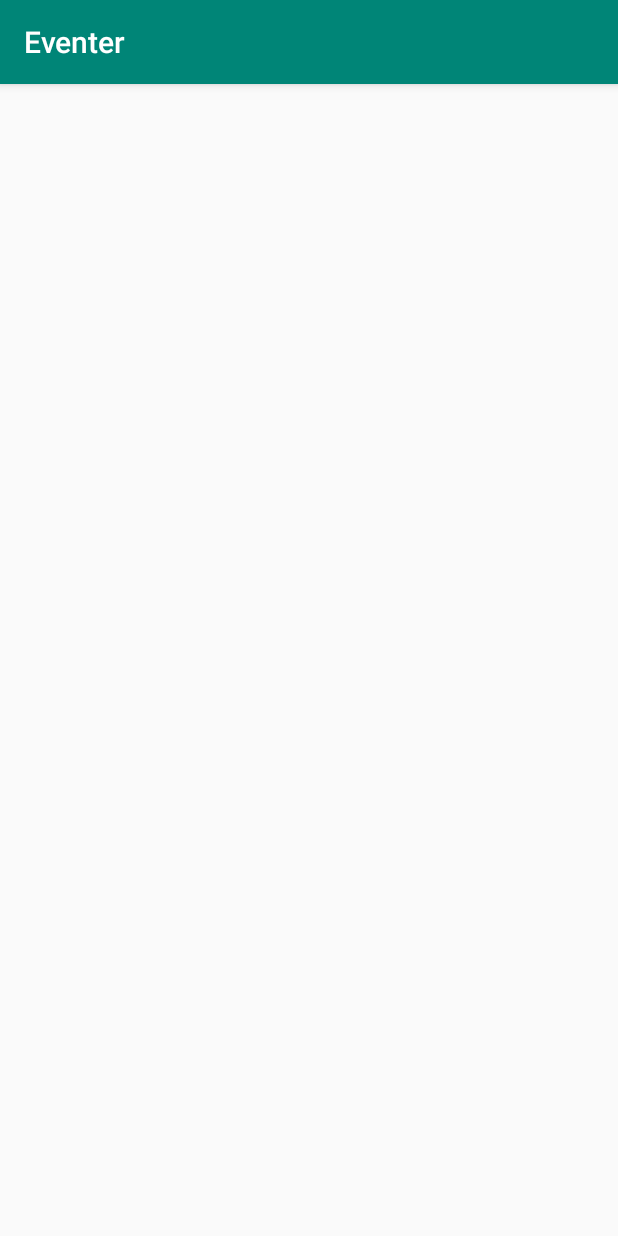
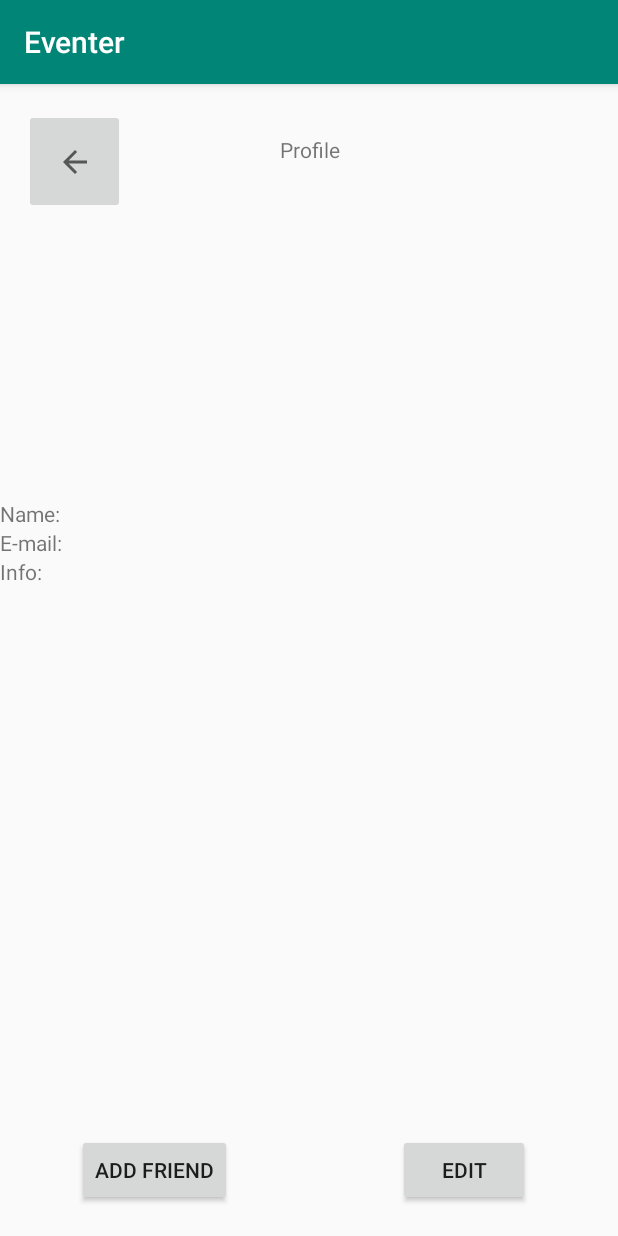
Before and after one commit to sver18ed/Eventer, an Android app: the ViewProfile screen opened directly, with no data from a screen before it, on a phone screen of 412 x 824 dp. Run offline under Robolectric (Android 15) with nearby library versions, the phone set to English and light mode, and no system bars.

Commit message:
Created profile layout & started with view friends activity

```diff
--- a/app/src/main/AndroidManifest.xml
+++ b/app/src/main/AndroidManifest.xml
@@ -9,7 +9,8 @@
         android:roundIcon="@mipmap/ic_launcher_round"
         android:supportsRtl="true"
         android:theme="@style/AppTheme">
-        <activity android:name=".CreateAccount"></activity>
+        <activity android:name=".ViewFriendsListActivity"></activity>
+        <activity android:name=".CreateAccount" />
         <activity android:name=".ViewProfile" />
         <activity android:name=".LoginActivity" />
         <activity android:name=".ViewEventActivity" />
--- /dev/null
+++ b/app/src/main/java/com/example/eventer/ViewFriendsListActivity.kt
@@ -0,0 +1,12 @@
+package com.example.eventer
+
+import androidx.appcompat.app.AppCompatActivity
+import android.os.Bundle
+
+class ViewFriendsListActivity : AppCompatActivity() {
+
+    override fun onCreate(savedInstanceState: Bundle?) {
+        super.onCreate(savedInstanceState)
+        setContentView(R.layout.activity_view_friends_list)
+    }
+}
--- /dev/null
+++ b/app/src/main/res/layout/activity_view_friends_list.xml
@@ -0,0 +1,9 @@
+<?xml version="1.0" encoding="utf-8"?>
+<androidx.constraintlayout.widget.ConstraintLayout xmlns:android="http://schemas.android.com/apk/res/android"
+    xmlns:app="http://schemas.android.com/apk/res-auto"
+    xmlns:tools="http://schemas.android.com/tools"
+    android:layout_width="match_parent"
+    android:layout_height="match_parent"
+    tools:context=".ViewFriendsListActivity">
+
+</androidx.constraintlayout.widget.ConstraintLayout>
--- a/app/src/main/res/layout/activity_view_profile.xml
+++ b/app/src/main/res/layout/activity_view_profile.xml
@@ -6,4 +6,127 @@
     android:layout_height="match_parent"
     tools:context=".ViewProfile">
 
+    <ImageButton
+        android:id="@+id/return_button"
+        android:layout_width="67dp"
+        android:layout_height="70dp"
+        android:contentDescription="@string/return_button"
+        app:layout_constraintBottom_toBottomOf="parent"
+        app:layout_constraintEnd_toEndOf="parent"
+        app:layout_constraintHorizontal_bias="0.046"
+        app:layout_constraintStart_toStartOf="parent"
+        app:layout_constraintTop_toTopOf="parent"
+        app:layout_constraintVertical_bias="0.024"
+        app:srcCompat="?attr/homeAsUpIndicator" />
+
+    <TextView
+        android:id="@+id/profile_header"
+        android:layout_width="match_parent"
+        android:layout_height="wrap_content"
+        android:gravity="center_horizontal"
+        app:layout_constraintBottom_toBottomOf="@id/return_button"
+        android:text="@string/profile"
+        app:layout_constraintTop_toTopOf="parent" />
+
+    <TextView
+        android:id="@+id/name_header"
+        android:layout_width="0dp"
+        android:layout_height="wrap_content"
+        android:layout_marginTop="190dp"
+        android:text="@string/name_header"
+        app:layout_constraintStart_toStartOf="parent"
+        app:layout_constraintTop_toBottomOf="@+id/return_button"
+        android:paddingEnd="25dp"
+        android:paddingRight="25dp"
+        />
+
+    <TextView
+        android:id="@+id/actual_name"
+        android:layout_width="0dp"
+        android:layout_height="wrap_content"
+        android:text="@string/actual_name"
+        app:layout_constraintStart_toEndOf="@id/name_header"
+        app:layout_constraintBottom_toBottomOf="@id/name_header"
+        app:layout_constraintEnd_toEndOf="parent"
+        />
+
+    <TextView
+        android:id="@+id/email_header"
+        android:layout_width="0dp"
+        android:layout_height="wrap_content"
+        android:text="@string/email_header"
+        app:layout_constraintTop_toBottomOf="@id/name_header"
+        app:layout_constraintStart_toStartOf="parent"
+        app:layout_constraintEnd_toEndOf="@id/name_header"
+        />
+
+    <TextView
+        android:id="@+id/actual_email"
+        android:layout_width="0dp"
+        android:layout_height="wrap_content"
+        android:text="@string/actual_email"
+        app:layout_constraintStart_toEndOf="@id/email_header"
+        app:layout_constraintBottom_toBottomOf="@id/email_header"
+        app:layout_constraintEnd_toEndOf="parent"
+        />
+
+    <TextView
+        android:id="@+id/info_header"
+        android:layout_width="0dp"
+        android:layout_height="wrap_content"
+        android:text="@string/info_header"
+        app:layout_constraintTop_toBottomOf="@id/email_header"
+        app:layout_constraintStart_toStartOf="parent"
+        app:layout_constraintEnd_toEndOf="@id/name_header"
+        />
+
+    <TextView
+        android:id="@+id/actual_info"
+        android:layout_width="0dp"
+        android:layout_height="wrap_content"
+        android:text="@string/actual_info"
+        app:layout_constraintStart_toEndOf="@id/info_header"
+        app:layout_constraintEnd_toEndOf="parent"
+        app:layout_constraintTop_toBottomOf="@id/actual_email"
+        />
+
+    <Button
+        android:id="@+id/add_friend"
+        android:layout_width="wrap_content"
+        android:layout_height="wrap_content"
+        android:layout_marginBottom="20dp"
+        android:text="@string/add_friend_button"
+        app:layout_constraintBottom_toBottomOf="parent"
+        app:layout_constraintEnd_toEndOf="parent"
+        app:layout_constraintEnd_toStartOf="@+id/guideline_vertical_in_center"
+        app:layout_constraintStart_toStartOf="parent" />
+
+    <Button
+        android:id="@+id/update"
+        android:layout_width="wrap_content"
+        android:layout_height="wrap_content"
+        android:layout_marginBottom="20dp"
+        android:text="@string/edit_button"
+        app:layout_constraintBottom_toBottomOf="parent"
+        app:layout_constraintEnd_toEndOf="parent"
+        app:layout_constraintStart_toStartOf="@+id/guideline_vertical_in_center" />
+
+    <androidx.constraintlayout.widget.Guideline
+        android:layout_width="wrap_content"
+        android:layout_height="wrap_content"
+        android:id="@+id/guideline_vertical_in_center"
+        android:orientation="vertical"
+        app:layout_constraintGuide_percent="0.5" />
+
+
+
+
+
+
+
+
+
+
+
+
 </androidx.constraintlayout.widget.ConstraintLayout>
--- a/app/src/main/res/values/strings.xml
+++ b/app/src/main/res/values/strings.xml
@@ -17,4 +17,12 @@
     <string name="email">Email</string>
     <string name="i_agree">I agree</string>
     <string name="ok">Ok</string>
+    <string name="profile">Profile</string>
+    <string name="name_header">Name:</string>
+    <string name="actual_name" />
+    <string name="email_header">E-mail:</string>
+    <string name="actual_email" />
+    <string name="actual_info" />
+    <string name="info_header">Info:</string>
+    <string name="add_friend_button">ADD FRIEND</string>
 </resources>
```
Also changed, not shown: app/src/main/java/com/example/eventer/ViewProfile.kt (+16 -0 lines).
